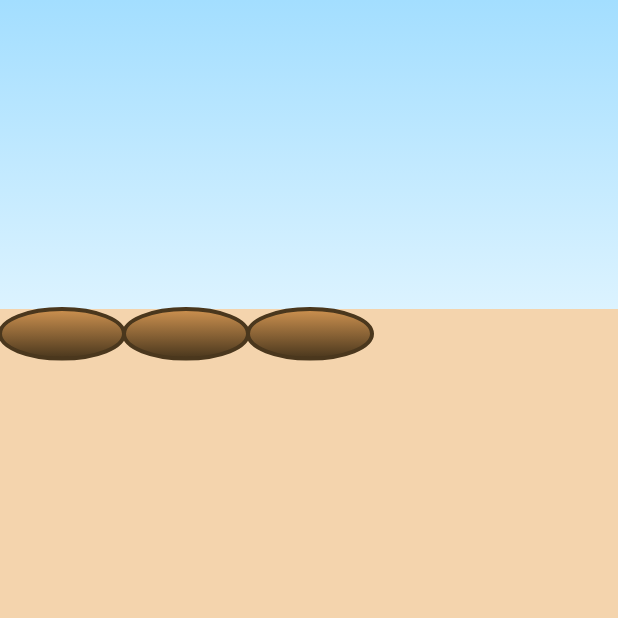
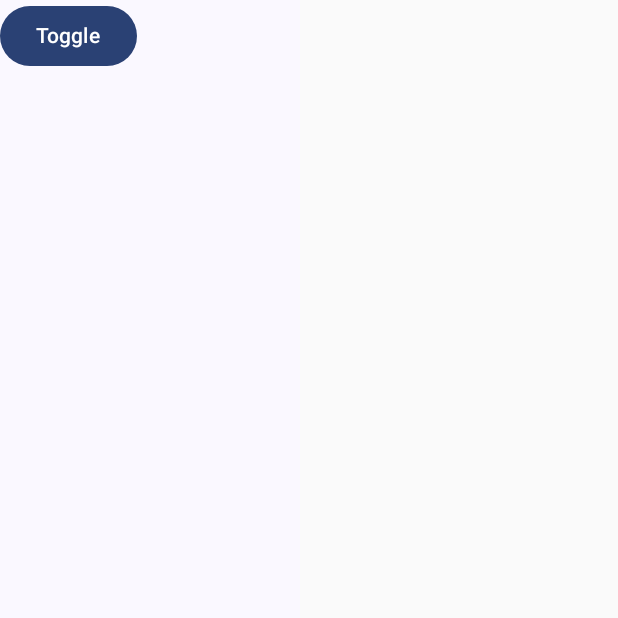
Before and after one commit to alexfrsoares/Whack-a-word_android, an Android app built with Jetpack Compose: the screen it shows after launch (MainActivity), on a phone screen of 412 x 824 dp, the top half of it. Run offline under Robolectric (Android 15) with nearby library versions, the phone set to English and light mode, and no system bars.

Commit message:
Animated card component created.

```diff
--- a/app/src/main/java/com/alexfrsoares/whack_a_word/MainActivity.kt
+++ b/app/src/main/java/com/alexfrsoares/whack_a_word/MainActivity.kt
@@ -19,6 +19,7 @@ import androidx.compose.ui.graphics.Color
 import androidx.compose.ui.platform.LocalConfiguration
 import androidx.compose.ui.tooling.preview.Preview
 import androidx.compose.ui.unit.dp
+import com.alexfrsoares.whack_a_word.components.AnimatedCard
 import com.alexfrsoares.whack_a_word.components.GameBackground
 import com.alexfrsoares.whack_a_word.components.HoleInTheGround
 import com.alexfrsoares.whack_a_word.components.VocabularyCard
@@ -35,8 +36,9 @@ class MainActivity : ComponentActivity() {
                         .background(color = MaterialTheme.colorScheme.background)
                 ) {
 //                    VocabularyCard()
-                    GameBackground()
+//                    GameBackground()
 //                    HoleInTheGround()
+                    AnimatedCard()
                 }
             }
         }
--- /dev/null
+++ b/app/src/main/java/com/alexfrsoares/whack_a_word/components/AnimatedCard.kt
@@ -0,0 +1,59 @@
+package com.alexfrsoares.whack_a_word.components
+
+import androidx.compose.animation.AnimatedVisibility
+import androidx.compose.animation.fadeIn
+import androidx.compose.animation.fadeOut
+import androidx.compose.animation.slideInVertically
+import androidx.compose.animation.slideOutVertically
+import androidx.compose.foundation.layout.Column
+import androidx.compose.foundation.layout.fillMaxWidth
+import androidx.compose.foundation.layout.height
+import androidx.compose.foundation.layout.width
+import androidx.compose.material3.Button
+import androidx.compose.material3.Text
+import androidx.compose.runtime.Composable
+import androidx.compose.runtime.getValue
+import androidx.compose.runtime.mutableStateOf
+import androidx.compose.runtime.remember
+import androidx.compose.runtime.setValue
+import androidx.compose.ui.Modifier
+import androidx.compose.ui.platform.LocalConfiguration
+import androidx.compose.ui.platform.LocalDensity
+import androidx.compose.ui.unit.dp
+
+@Composable
+fun AnimatedCard() {
+    val configuration = LocalConfiguration.current
+//    val screenHeight = configuration.screenHeightDp.dp
+    val screenWidth = configuration.screenWidthDp.dp
+    val density = LocalDensity.current
+    var isVisible by remember {
+        mutableStateOf(false)
+    }
+
+    Column(
+        modifier = Modifier
+            .width(200.dp)
+            .height(500.dp)
+    ) {
+        Button(onClick = {
+            isVisible = !isVisible
+        }) {
+            Text(text = "Toggle")
+        }
+        AnimatedVisibility(
+            visible = isVisible,
+            enter = slideInVertically {
+                with(density) { 200.dp.roundToPx() }
+            } + fadeIn(
+                initialAlpha = 0.3f
+            ),
+            exit = slideOutVertically{
+                with(density) { 200.dp.roundToPx() }
+            } + fadeOut(),
+            modifier = Modifier.fillMaxWidth().weight(1f)
+        ) {
+            VocabularyCard(screenWidth)
+        }
+    }
+}
```
Also changed, not shown: app/src/main/java/com/alexfrsoares/whack_a_word/components/VocabularyCard.kt (+7 -6 lines).
